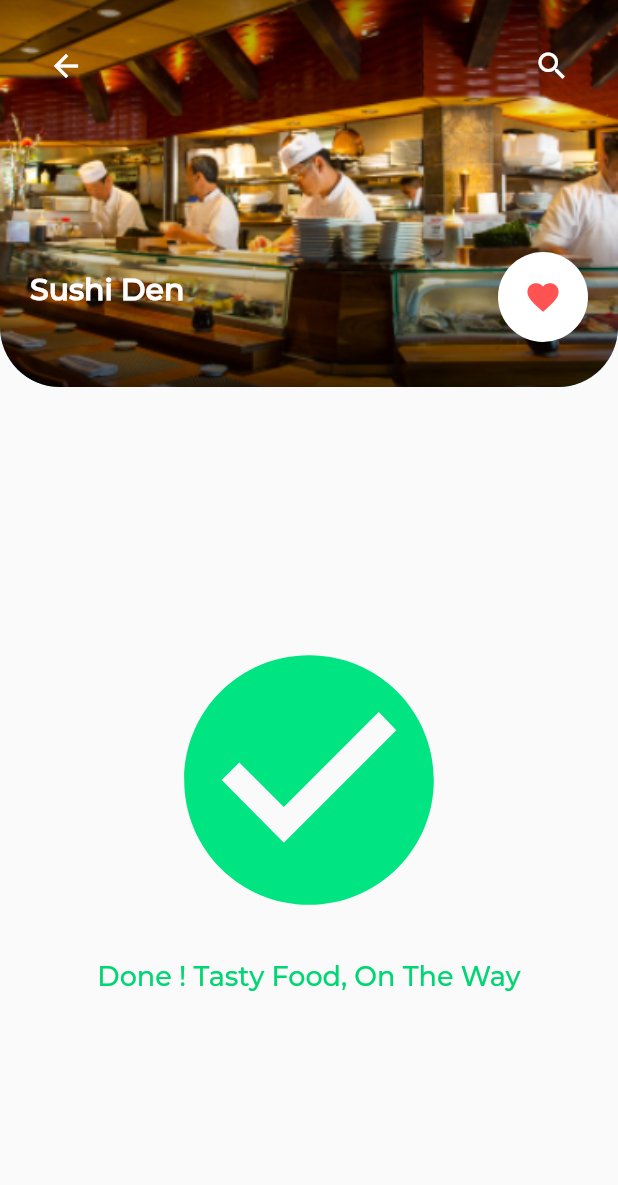
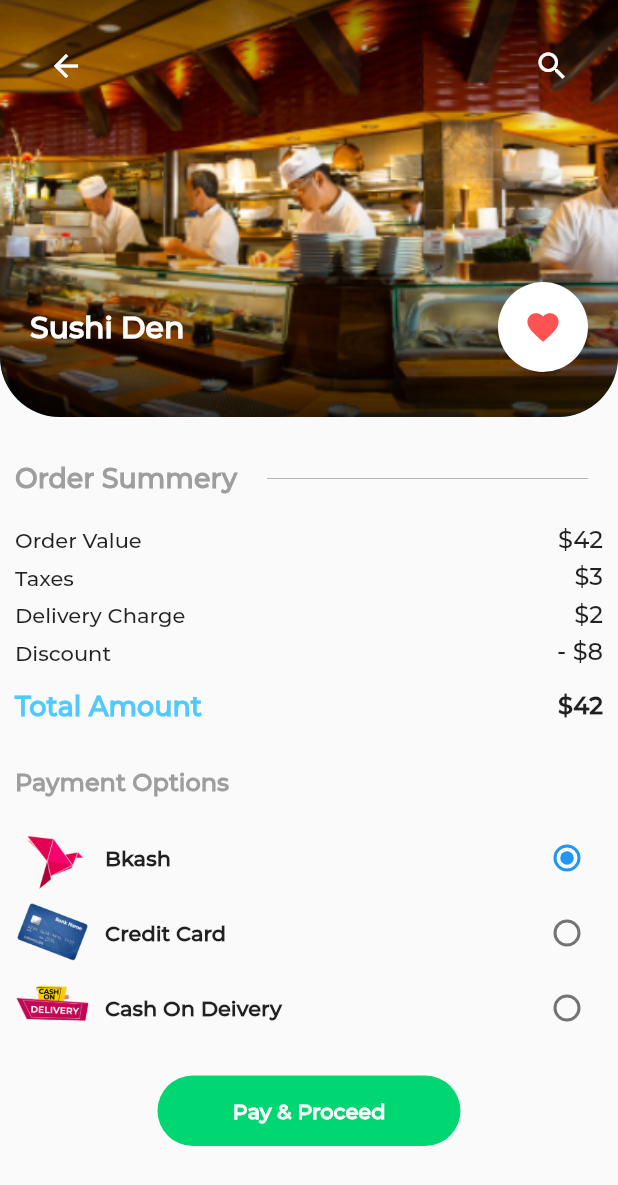
Before and after one commit to JaberHPranto/Food-Ordering-App-UI, a Flutter app: the _MyCartPage screen opened directly, after a tap on "Check out", on a phone screen of 412 x 824 dp. Shown: the top 1185 px of the screen. Run offline on Flutter 3.47's test engine with Material 2 defaults, Android fonts, the phone set to English and light mode, and no system bars.

Commit message:
done with the UI

```diff
--- a/lib/cartPage.dart
+++ b/lib/cartPage.dart
@@ -2,7 +2,7 @@ import 'dart:ui';
 
 import 'package:flutter/material.dart';
 import 'package:food_order_app_ui/hotelPage.dart';
-import 'package:food_order_app_ui/paymentSuccessPage.dart';
+import 'package:food_order_app_ui/paymentPage.dart';
 
 import 'Style.dart';
 
@@ -309,7 +309,7 @@ class __MyCartPageState extends State<_MyCartPage> {
                         Navigator.push(
                             context,
                             MaterialPageRoute(
-                                builder: (context) => PaymentSuccessPage()));
+                                builder: (context) => PaymentPage()));
                       },
                       child: Container(
                         padding:
--- /dev/null
+++ b/lib/paymentPage.dart
@@ -0,0 +1,388 @@
+import 'dart:ui';
+
+import 'package:flutter/material.dart';
+import 'package:food_order_app_ui/paymentSuccessPage.dart';
+
+import 'Style.dart';
+import 'cartPage.dart';
+
+class PaymentPage extends StatelessWidget {
+  @override
+  Widget build(BuildContext context) {
+    return MaterialApp(
+      debugShowCheckedModeBanner: false,
+      theme: ThemeData(fontFamily: 'mont'),
+      home: _PaymentPage(),
+    );
+  }
+}
+
+class _PaymentPage extends StatefulWidget {
+  const _PaymentPage({Key? key}) : super(key: key);
+
+  @override
+  __PaymentPageState createState() => __PaymentPageState();
+}
+
+class __PaymentPageState extends State<_PaymentPage> {
+  int? _value = 1;
+  @override
+  Widget build(BuildContext context) {
+    return Scaffold(
+      body: SingleChildScrollView(
+        child: Container(
+          child: Column(
+            crossAxisAlignment: CrossAxisAlignment.start,
+            children: [
+              Container(
+                padding: EdgeInsets.all(20),
+                decoration: BoxDecoration(
+                    color: blue,
+                    borderRadius: BorderRadius.only(
+                        bottomLeft: (Radius.circular(40)),
+                        bottomRight: Radius.circular(40)),
+                    image: DecorationImage(
+                        image: AssetImage("asset/images/hotelBig.png"),
+                        fit: BoxFit.cover)),
+                child: Column(
+                  crossAxisAlignment: CrossAxisAlignment.start,
+                  children: [
+                    Row(
+                      mainAxisAlignment: MainAxisAlignment.spaceBetween,
+                      children: [
+                        IconButton(
+                            onPressed: () {
+                              Navigator.push(
+                                  context,
+                                  MaterialPageRoute(
+                                      builder: (context) => CartPage()));
+                            },
+                            icon: Icon(
+                              Icons.arrow_back,
+                              color: Colors.white,
+                            )),
+                        IconButton(
+                            onPressed: () {},
+                            icon: Icon(
+                              Icons.search,
+                              color: Colors.white,
+                            ))
+                      ],
+                    ),
+                    SizedBox(height: 120),
+                    Row(
+                      mainAxisAlignment: MainAxisAlignment.spaceBetween,
+                      children: [
+                        Expanded(
+                          child: Column(
+                            crossAxisAlignment: CrossAxisAlignment.start,
+                            children: [
+                              Text(
+                                "Sushi Den",
+                                style: TextStyle(
+                                    color: Colors.white,
+                                    fontSize: 20,
+                                    fontWeight: FontWeight.w700),
+                              ),
+                            ],
+                          ),
+                        ),
+                        Container(
+                          height: 60,
+                          width: 60,
+                          margin: EdgeInsets.only(left: 50),
+                          decoration: BoxDecoration(
+                            shape: BoxShape.circle,
+                            color: Colors.white,
+                          ),
+                          child: Center(
+                            child: Icon(
+                              Icons.favorite,
+                              color: Colors.redAccent,
+                              size: 25,
+                            ),
+                          ),
+                        )
+                      ],
+                    ),
+                    SizedBox(
+                      height: 10,
+                    ),
+                  ],
+                ),
+              ),
+              SizedBox(
+                height: 30,
+              ),
+              Container(
+                padding: EdgeInsets.symmetric(horizontal: 10),
+                child: Column(
+                  crossAxisAlignment: CrossAxisAlignment.start,
+                  children: [
+                    Row(
+                      children: [
+                        Text(
+                          "Order Summery",
+                          style: TextStyle(
+                              fontSize: 18,
+                              fontWeight: FontWeight.w700,
+                              color: Colors.grey),
+                        ),
+                        SizedBox(
+                          width: 10,
+                        ),
+                        Expanded(
+                            child: Container(
+                          height: 0.5,
+                          margin: EdgeInsets.symmetric(horizontal: 10),
+                          color: Colors.grey,
+                        ))
+                      ],
+                    ),
+                    SizedBox(
+                      height: 20,
+                    ),
+                    Row(
+                      mainAxisAlignment: MainAxisAlignment.spaceBetween,
+                      children: [
+                        Text(
+                          "Order Value",
+                          style: TextStyle(
+                              fontWeight: FontWeight.w500, fontSize: 14),
+                        ),
+                        Text(
+                          "\$42",
+                          style: TextStyle(
+                              fontWeight: FontWeight.w500, fontSize: 16),
+                        ),
+                      ],
+                    ),
+                    SizedBox(
+                      height: 5,
+                    ),
+                    Row(
+                      mainAxisAlignment: MainAxisAlignment.spaceBetween,
+                      children: [
+                        Text(
+                          "Taxes",
+                          style: TextStyle(
+                              fontWeight: FontWeight.w500, fontSize: 14),
+                        ),
+                        Text(
+                          "\$3",
+                          style: TextStyle(
+                              fontWeight: FontWeight.w500, fontSize: 16),
+                        ),
+                      ],
+                    ),
+                    SizedBox(
+                      height: 5,
+                    ),
+                    Row(
+                      mainAxisAlignment: MainAxisAlignment.spaceBetween,
+                      children: [
+                        Text(
+                          "Delivery Charge",
+                          style: TextStyle(
+                              fontWeight: FontWeight.w500, fontSize: 14),
+                        ),
+                        Text(
+                          "\$2",
+                          style: TextStyle(
+                              fontWeight: FontWeight.w500, fontSize: 16),
+                        ),
+                      ],
+                    ),
+                    SizedBox(
+                      height: 5,
+                    ),
+                    Row(
+                      mainAxisAlignment: MainAxisAlignment.spaceBetween,
+                      children: [
+                        Text(
+                          "Discount",
+                          style: TextStyle(fontSize: 14),
+                        ),
+                        Text(
+                          "- \$8",
+                          style: TextStyle(
+                              fontSize: 16, fontWeight: FontWeight.w500),
+                        ),
+                      ],
+                    ),
+                    SizedBox(
+                      height: 15,
+                    ),
+                    Row(
+                      mainAxisAlignment: MainAxisAlignment.spaceBetween,
+                      children: [
+                        Text(
+                          "Total Amount",
+                          style: TextStyle(
+                              color: blue,
+                              fontWeight: FontWeight.w700,
+                              fontSize: 18),
+                        ),
+                        Text(
+                          "\$42",
+                          style: TextStyle(
+                              fontWeight: FontWeight.w700, fontSize: 16),
+                        ),
+                      ],
+                    ),
+                    SizedBox(
+                      height: 30,
+                    ),
+                    Text(
+                      "Payment Options",
+                      style: TextStyle(
+                          color: Colors.grey,
+                          fontWeight: FontWeight.w700,
+                          fontSize: 16),
+                    ),
+                    SizedBox(
+                      height: 15,
+                    ),
+                    Column(
+                      children: [
+                        Row(
+                          mainAxisAlignment: MainAxisAlignment.spaceBetween,
+                          children: [
+                            Row(
+                              children: [
+                                Container(
+                                  height: 50,
+                                  width: 50,
+                                  decoration: BoxDecoration(
+                                      image: DecorationImage(
+                                          image: AssetImage(
+                                              'asset/images/bkash.png'))),
+                                ),
+                                SizedBox(
+                                  width: 10,
+                                ),
+                                Text(
+                                  "Bkash",
+                                  style: TextStyle(
+                                      fontSize: 14,
+                                      fontWeight: FontWeight.w700),
+                                )
+                              ],
+                            ),
+                            Radio(
+                                value: 1,
+                                groupValue: _value,
+                                onChanged: (int? value) {
+                                  setState(() {
+                                    _value = value;
+                                  });
+                                })
+                          ],
+                        ),
+                        Row(
+                          mainAxisAlignment: MainAxisAlignment.spaceBetween,
+                          children: [
+                            Row(
+                              children: [
+                                Container(
+                                  height: 50,
+                                  width: 50,
+                                  decoration: BoxDecoration(
+                                      image: DecorationImage(
+                                          image: AssetImage(
+                                              'asset/images/creditcard.png'))),
+                                ),
+                                SizedBox(
+                                  width: 10,
+                                ),
+                                Text(
+                                  "Credit Card",
+                                  style: TextStyle(
+                                      fontSize: 14,
+                                      fontWeight: FontWeight.w700),
+                                ),
+                              ],
+                            ),
+                            Radio(
+                                value: 2,
+                                groupValue: _value,
+                                onChanged: (int? value) {
+                                  setState(() {
+                                    _value = value;
+                                  });
+                                })
+                          ],
+                        ),
+                        Row(
+                          mainAxisAlignment: MainAxisAlignment.spaceBetween,
+                          children: [
+                            Row(
+                              children: [
+                                Container(
+                                  height: 50,
+                                  width: 50,
+                                  decoration: BoxDecoration(
+                                      image: DecorationImage(
+                                          image: AssetImage(
+                                              'asset/images/cod.png'))),
+                                ),
+                                SizedBox(
+                                  width: 10,
+                                ),
+                                Text(
+                                  "Cash On Deivery",
+                                  style: TextStyle(
+                                      fontSize: 14,
+                                      fontWeight: FontWeight.w700),
+                                ),
+                              ],
+                            ),
+                            Radio(
+                                value: 3,
+                                groupValue: _value,
+                                onChanged: (int? value) {
+                                  setState(() {
+                                    _value = value;
+                                  });
+                                })
+                          ],
+                        ),
+                      ],
+                    ),
+                    SizedBox(
+                      height: 20,
+                    ),
+                    Center(
+                      child: InkWell(
+                        onTap: () {
+                          Navigator.push(
+                              context,
+                              MaterialPageRoute(
+                                  builder: (context) => PaymentSuccessPage()));
+                        },
+                        child: Container(
+                          padding: EdgeInsets.symmetric(
+                              horizontal: 50, vertical: 15),
+                          child: Text(
+                            "Pay & Proceed",
+                            style: TextStyle(
+                                color: Colors.white,
+                                fontWeight: FontWeight.w700),
+                          ),
+                          decoration: BoxDecoration(
+                              color: greenBtn,
+                              borderRadius:
+                                  BorderRadius.all(Radius.circular(40))),
+                        ),
+                      ),
+                    )
+                  ],
+                ),
+              )
+            ],
+          ),
+        ),
+      ),
+    );
+  }
+}
```
Also changed, not shown: asset/images/bkash.png (added), asset/images/cod.png (added), asset/images/creditcard.png (added).
